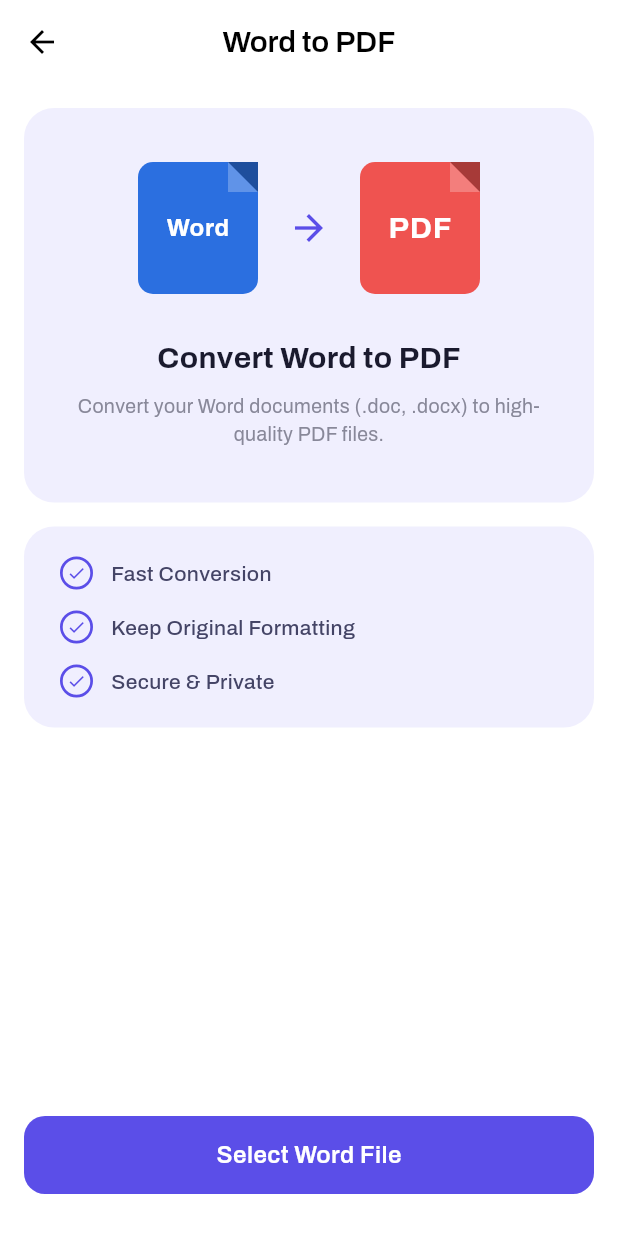
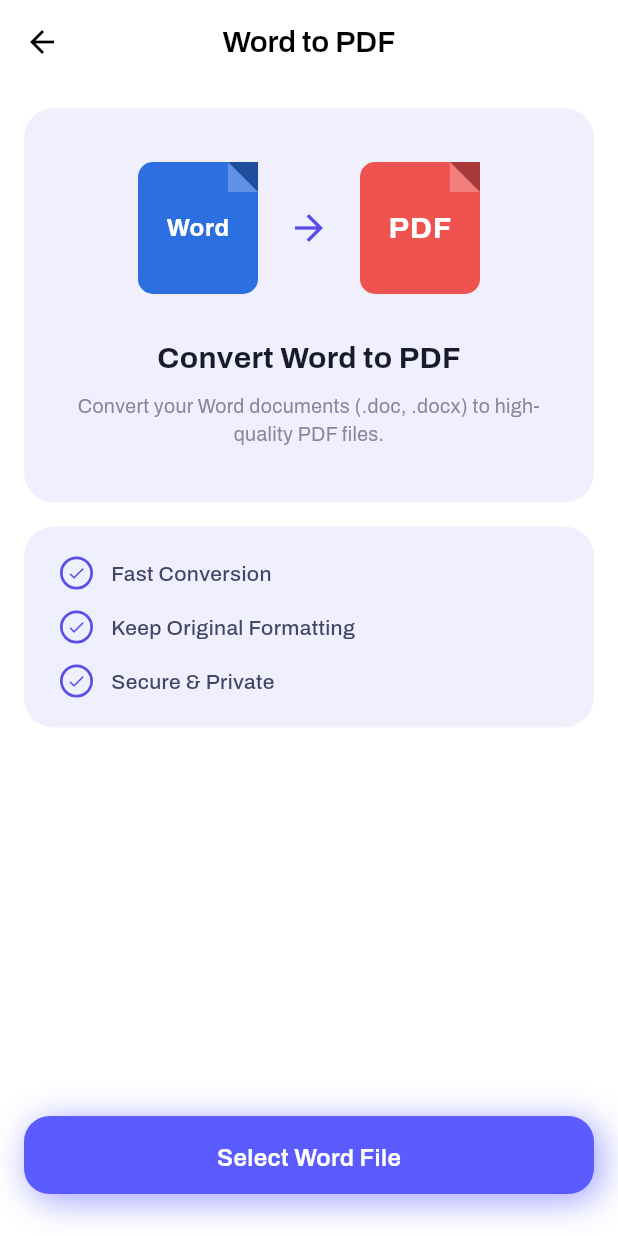
Before and after one commit to ubaid5588/pdf-reader, a Flutter app: the SelectedTool screen opened directly with empty values, on a phone screen of 412 x 824 dp. Run offline on Flutter 3.47's test engine with Material 3 defaults, Android fonts, the phone set to English and light mode, and no system bars; our stand-ins replace file_picker, get, hive, hive_flutter, image_picker, pdf and 2 more; missing offline and left inert: excel, flutter_sharing_intent, syncfusion_flutter_pdf, syncfusion_flutter_pdfviewer; accounts and stored records are empty.

Commit message:
Updated button design

```diff
--- a/lib/features/converter/view/selected_tool.dart
+++ b/lib/features/converter/view/selected_tool.dart
@@ -1,3 +1,4 @@
+import 'package:file_reader/core/widgets/custom_button.dart';
 import 'package:file_reader/features/converter/controller/compress_pdf_controller.dart';
 import 'package:file_reader/features/converter/controller/image_to_pdf_controller.dart';
 import 'package:file_reader/features/converter/controller/file_to_pdf_controller.dart';
@@ -226,11 +227,10 @@ class SelectedTool extends StatelessWidget {
                               ),
                             ),
                           )
-                        : ElevatedButton(
+                        : CustomButton(
+                            text: meta.buttonLabel,
+                            width: double.infinity,
                             onPressed: () async {
-                              // Branching on the enum (not the translated
-                              // title) is what makes this work in every
-                              // locale.
                               switch (toolType) {
                                 case ToolType.imageToPdf:
                                   await imageToPdfController.pickImages();
@@ -268,22 +268,6 @@ class SelectedTool extends StatelessWidget {
                                   break;
                               }
                             },
-                            style: ElevatedButton.styleFrom(
-                              backgroundColor: const Color(0xFF5B4EE8),
-                              foregroundColor: Colors.white,
-                              shape: RoundedRectangleBorder(
-                                borderRadius: BorderRadius.circular(14),
-                              ),
-                              elevation: 0,
-                            ),
-                            child: Text(
-                              meta.buttonLabel,
-                              style: const TextStyle(
-                                fontSize: 16,
-                                fontWeight: FontWeight.w600,
-                                letterSpacing: 0.3,
-                              ),
-                            ),
                           ),
                   ),
                   const SizedBox(height: 28),
```
